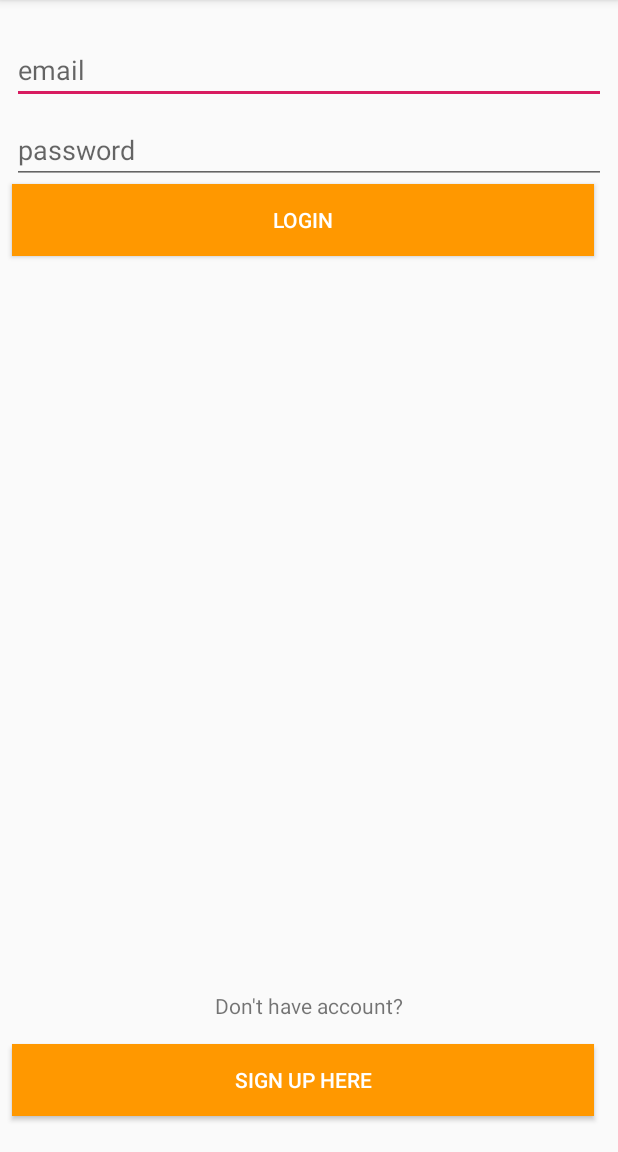
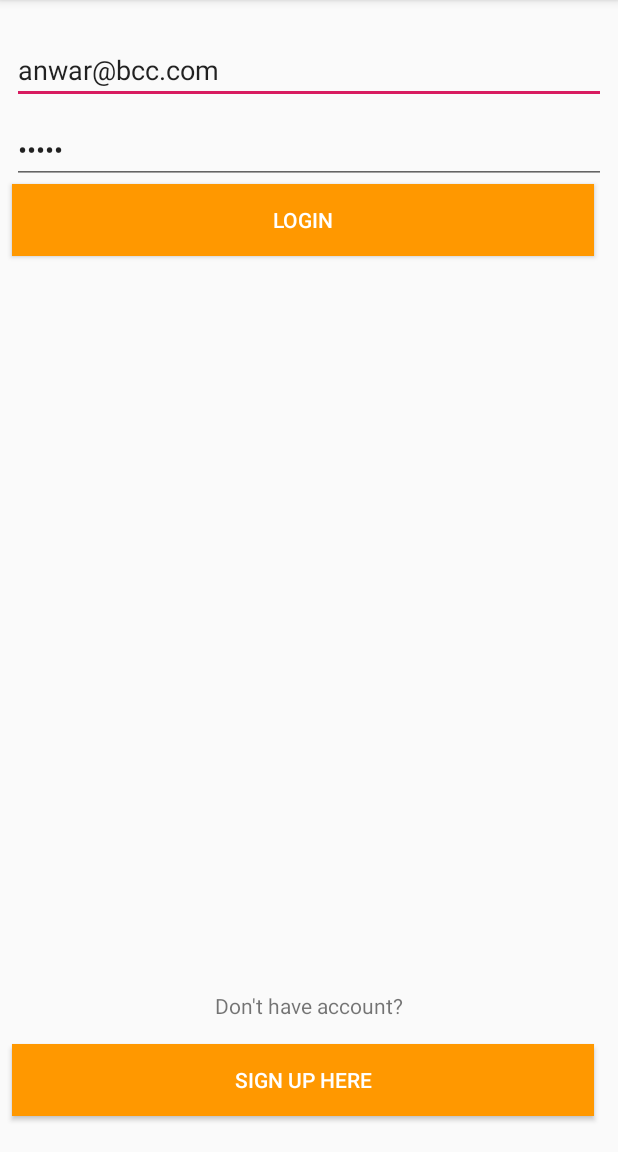
Before and after one commit to Robihamanto/smack-android, an Android app: the LoginActivity screen opened directly, with no data from a screen before it, on a phone screen of 412 x 824 dp, the part 84-1236 px from its top. Run offline under Robolectric (Android 15) with nearby library versions, the phone set to English and light mode, and no system bars.

Commit message:
add login function

```diff
--- a/app/src/main/java/com/learn/smackandroid/Controller/MainActivity.kt
+++ b/app/src/main/java/com/learn/smackandroid/Controller/MainActivity.kt
@@ -79,6 +79,8 @@ class MainActivity : AppCompatActivity() {
 
         if (isLoggedIn) {
             UserDataService.logout()
+            val userDataChange = Intent(BROADCAST_USER_DATA_CHANGE)
+            LocalBroadcastManager.getInstance(this).sendBroadcast(userDataChange)
         } else {
             val loginIntent = Intent(this, LoginActivity::class.java)
             startActivity(loginIntent)
--- a/app/src/main/java/com/learn/smackandroid/Services/UserDataService.kt
+++ b/app/src/main/java/com/learn/smackandroid/Services/UserDataService.kt
@@ -1,6 +1,10 @@
 package com.learn.smackandroid.Services
 
+import android.content.Context
+import android.content.Intent
 import android.graphics.Color
+import android.support.v4.content.LocalBroadcastManager
+import com.learn.smackandroid.Utilities.BROADCAST_USER_DATA_CHANGE
 import java.util.*
 
 object UserDataService {
@@ -48,6 +52,7 @@ object UserDataService {
         AuthService.userToken = ""
         AuthService.userEmail = ""
         AuthService.isLoggedIn = false
+
     }
 
 }
--- a/app/src/main/java/com/learn/smackandroid/Utilities/Constants.kt
+++ b/app/src/main/java/com/learn/smackandroid/Utilities/Constants.kt
@@ -4,5 +4,7 @@ const val BASE_URL = "https://talkischat.herokuapp.com/v1"
 const val URL_REGISTER = "$BASE_URL/account/register"
 const val URL_LOGIN = "$BASE_URL/account/login"
 const val URL_CREATE_USER = "$BASE_URL/user/add"
+const val URL_GET_USER = "$BASE_URL/user/byEmail/"
+
 
 const val BROADCAST_USER_DATA_CHANGE = "BROADCAST_USER_DATA_CHANGE"
--- a/app/src/main/res/layout/activity_login.xml
+++ b/app/src/main/res/layout/activity_login.xml
@@ -15,7 +15,8 @@
             android:id="@+id/emailLoginTextField" android:layout_marginStart="8dp"
             app:layout_constraintStart_toStartOf="parent" android:layout_marginEnd="8dp"
             app:layout_constraintEnd_toEndOf="parent" android:layout_marginTop="24dp"
-            app:layout_constraintTop_toTopOf="parent" app:layout_constraintHorizontal_bias="0.0" android:hint="email"/>
+            app:layout_constraintTop_toTopOf="parent" app:layout_constraintHorizontal_bias="0.0" android:hint="email"
+            android:text="anwar@bcc.com"/>
     <EditText
             android:layout_width="0dp"
             android:layout_height="wrap_content"
@@ -26,7 +27,7 @@
             app:layout_constraintEnd_toEndOf="parent"
             app:layout_constraintHorizontal_bias="0.0" android:layout_marginTop="8dp"
             app:layout_constraintTop_toBottomOf="@+id/emailLoginTextField" android:hint="password"
-            android:password="true"/>
+            android:password="true" android:text="anwar"/>
     <Button
             android:text="Sign Up here"
             android:layout_width="0dp"
@@ -53,5 +54,14 @@
             android:id="@+id/loginButton" app:layout_constraintStart_toStartOf="@+id/passwordLoginTextField"
             app:layout_constraintEnd_toEndOf="@+id/passwordLoginTextField" android:layout_marginEnd="8dp"
             app:layout_constraintTop_toBottomOf="@+id/passwordLoginTextField" android:background="@color/colorPrimary"
-            android:textColor="@android:color/white"/>
+            android:textColor="@android:color/white" android:onClick="loginButtonDidTap"/>
+    <ProgressBar
+            style="?android:attr/progressBarStyle"
+            android:layout_width="wrap_content"
+            android:layout_height="wrap_content"
+            android:id="@+id/loginSpinner"
+            app:layout_constraintStart_toStartOf="parent" app:layout_constraintHorizontal_bias="0.5"
+            app:layout_constraintEnd_toEndOf="parent"
+            app:layout_constraintBottom_toTopOf="@+id/textView" android:layout_marginTop="8dp"
+            app:layout_constraintTop_toTopOf="parent"/>
 </android.support.constraint.ConstraintLayout>
```
Also changed, not shown: app/src/main/java/com/learn/smackandroid/Controller/LoginActivity.kt (+30 -1 lines), app/src/main/java/com/learn/smackandroid/Services/AuthService.kt (+42 -3 lines).
